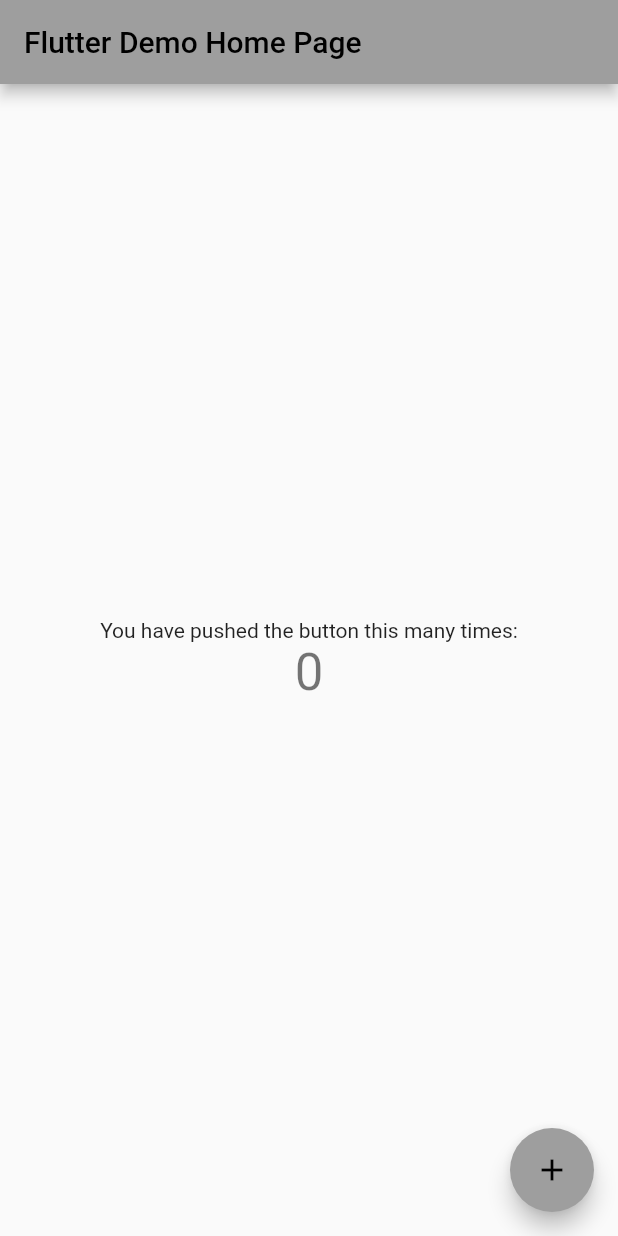
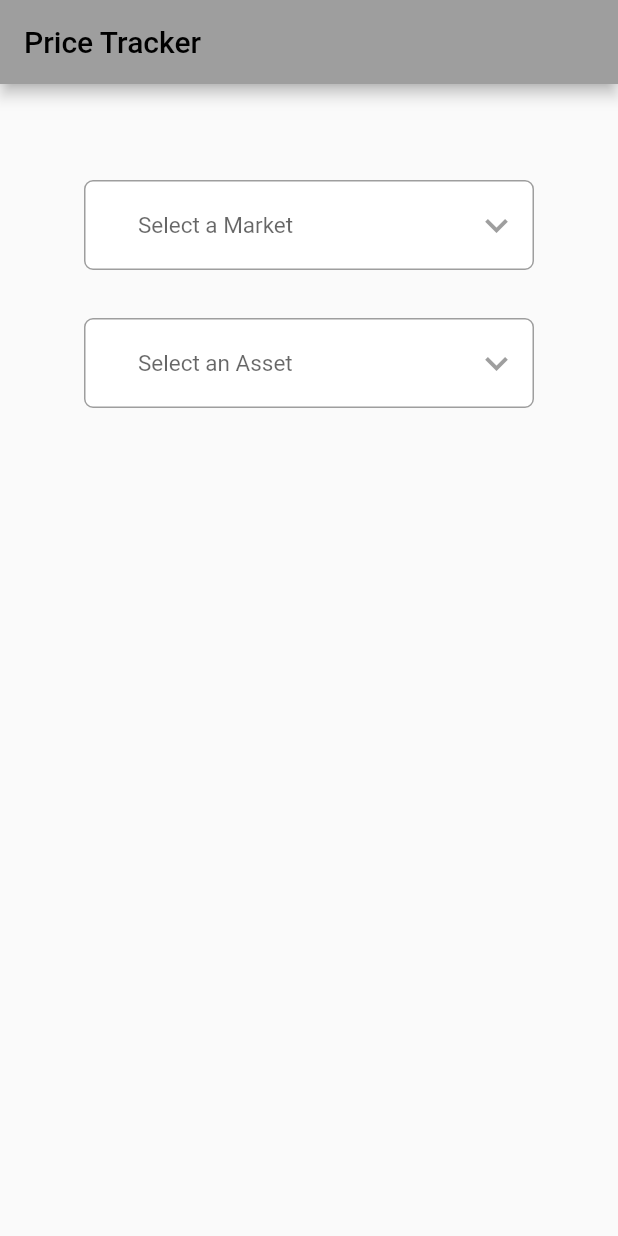
Before and after one commit to adolesamuel/deriv, a Flutter app: the screen it shows after launch, on a phone screen of 412 x 824 dp. Run offline on Flutter 3.47's test engine with Material 2 defaults, Android fonts, the phone set to English and light mode, and no system bars; our stand-ins replace dropdown_button2.

Commit message:
basic u.i design done

```diff
--- /dev/null
+++ b/lib/features/common/dropdown.dart
@@ -0,0 +1,104 @@
+import 'package:dropdown_button2/dropdown_button2.dart';
+import 'package:flutter/material.dart';
+
+class AppDropdown<T> extends StatefulWidget {
+  final T? activeValue;
+  final List<T> items;
+  final String? hintText;
+  final Function(T? value)? onChanged;
+  final Function(T?)? onSaved;
+  final Widget? suffixIcon;
+  final Color? borderColor;
+  final BorderRadius? borderRadius;
+  final Color? iconColor;
+  final Color? textColor;
+  final Widget Function(T)? contentBuilder;
+  const AppDropdown({
+    super.key,
+    required this.items,
+    this.hintText,
+    this.onChanged,
+    this.onSaved,
+    this.suffixIcon,
+    this.borderColor,
+    this.iconColor,
+    this.textColor,
+    this.borderRadius,
+    this.contentBuilder,
+    this.activeValue,
+  });
+
+  @override
+  State<AppDropdown<T>> createState() => _AppDropdownState<T>();
+}
+
+class _AppDropdownState<T> extends State<AppDropdown<T>> {
+  @override
+  Widget build(BuildContext context) {
+    return DropdownButtonFormField2<T>(
+      key: widget.key,
+      value: widget.activeValue,
+      decoration: InputDecoration(
+        //Add isDense true and zero Padding.
+        //Add Horizontal padding using buttonPadding and Vertical padding by increasing buttonHeight instead of add Padding here so that The whole TextField Button become clickable, and also the dropdown menu open under The whole TextField Button.
+        isDense: true,
+        suffixIcon: widget.suffixIcon,
+        contentPadding: EdgeInsets.zero,
+        border: OutlineInputBorder(
+          borderRadius: widget.borderRadius ?? BorderRadius.circular(6.0),
+          borderSide: BorderSide(color: widget.borderColor ?? Colors.grey),
+        ),
+        enabledBorder: OutlineInputBorder(
+          borderRadius: widget.borderRadius ?? BorderRadius.circular(6.0),
+          borderSide: BorderSide(color: widget.borderColor ?? Colors.grey),
+        ),
+
+        //Add more decoration as you want here
+        //Add label If you want but add hint outside the decoration to be aligned in the button perfectly.
+        fillColor: Colors.white,
+        filled: true,
+      ),
+      isExpanded: true,
+      hint: Text(
+        widget.hintText ?? '',
+        style: const TextStyle(
+          fontSize: 15.0,
+          fontWeight: FontWeight.w400,
+        ),
+      ),
+      icon: Icon(
+        Icons.expand_more,
+        color: widget.iconColor ?? Colors.grey,
+      ),
+      iconSize: 30,
+      buttonHeight: 60,
+      buttonPadding: const EdgeInsets.only(left: 20, right: 10),
+      dropdownDecoration: BoxDecoration(
+        borderRadius: BorderRadius.circular(6),
+      ),
+      items: widget.items
+          .map((item) => DropdownMenuItem<T>(
+                value: item,
+                child: widget.contentBuilder != null
+                    ? widget.contentBuilder!(item)
+                    : Text(item.toString(),
+                        style: TextStyle(
+                          color: widget.textColor,
+                        )),
+              ))
+          .toList(),
+      validator: (value) {
+        if (value == null) {
+          // return 'Please select $item';
+        }
+        return null;
+      },
+      onChanged: (T? value) {
+        widget.onChanged!(value);
+      },
+      onSaved: (T? value) {
+        widget.onSaved!(value);
+      },
+    );
+  }
+}
--- /dev/null
+++ b/lib/features/price_tracker/app/page/price_tracker.dart
@@ -0,0 +1,38 @@
+import 'package:deriv/features/common/dropdown.dart';
+import 'package:flutter/material.dart';
+
+class PriceTrackerPage extends StatefulWidget {
+  const PriceTrackerPage({super.key});
+
+  @override
+  State<PriceTrackerPage> createState() => _PriceTrackerPageState();
+}
+
+class _PriceTrackerPageState extends State<PriceTrackerPage> {
+//on initstate
+//load list of assets
+//use list of assets to load
+//price.
+
+  @override
+  Widget build(BuildContext context) {
+    return Container(
+      padding: const EdgeInsets.symmetric(horizontal: 16.0, vertical: 64.0),
+      child: Center(
+        child: Column(
+          children: const [
+            SizedBox(
+                width: 300,
+                child: AppDropdown(hintText: 'Select a Market', items: [])),
+            SizedBox(
+              height: 32.0,
+            ),
+            SizedBox(
+                width: 300,
+                child: AppDropdown(hintText: 'Select an Asset', items: [])),
+          ],
+        ),
+      ),
+    );
+  }
+}
--- a/lib/main.dart
+++ b/lib/main.dart
@@ -1,3 +1,4 @@
+import 'package:deriv/features/price_tracker/app/page/price_tracker.dart';
 import 'package:flutter/material.dart';
 
 void main() {
@@ -7,30 +8,20 @@ void main() {
 class MyApp extends StatelessWidget {
   const MyApp({super.key});
 
-  // This widget is the root of your application.
   @override
   Widget build(BuildContext context) {
     return MaterialApp(
-      title: 'Flutter Demo',
+      title: 'Deriv Demo',
       theme: ThemeData(
         primarySwatch: Colors.grey,
       ),
-      home: const MyHomePage(title: 'Flutter Demo Home Page'),
+      home: const MyHomePage(title: 'Price Tracker'),
     );
   }
 }
 
 class MyHomePage extends StatefulWidget {
   const MyHomePage({super.key, required this.title});
-
-  // This widget is the home page of your application. It is stateful, meaning
-  // that it has a State object (defined below) that contains fields that affect
-  // how it looks.
-
-  // This class is the configuration for the state. It holds the values (in this
-  // case the title) provided by the parent (in this case the App widget) and
-  // used by the build method of the State. Fields in a Widget subclass are
-  // always marked "final".
 
   final String title;
 
@@ -39,68 +30,13 @@ class MyHomePage extends StatefulWidget {
 }
 
 class _MyHomePageState extends State<MyHomePage> {
-  int _counter = 0;
-
-  void _incrementCounter() {
-    setState(() {
-      // This call to setState tells the Flutter framework that something has
-      // changed in this State, which causes it to rerun the build method below
-      // so that the display can reflect the updated values. If we changed
-      // _counter without calling setState(), then the build method would not be
-      // called again, and so nothing would appear to happen.
-      _counter++;
-    });
-  }
-
   @override
   Widget build(BuildContext context) {
-    // This method is rerun every time setState is called, for instance as done
-    // by the _incrementCounter method above.
-    //
-    // The Flutter framework has been optimized to make rerunning build methods
-    // fast, so that you can just rebuild anything that needs updating rather
-    // than having to individually change instances of widgets.
     return Scaffold(
       appBar: AppBar(
-        // Here we take the value from the MyHomePage object that was created by
-        // the App.build method, and use it to set our appbar title.
         title: Text(widget.title),
       ),
-      body: Center(
-        // Center is a layout widget. It takes a single child and positions it
-        // in the middle of the parent.
-        child: Column(
-          // Column is also a layout widget. It takes a list of children and
-          // arranges them vertically. By default, it sizes itself to fit its
-          // children horizontally, and tries to be as tall as its parent.
-          //
-          // Invoke "debug painting" (press "p" in the console, choose the
-          // "Toggle Debug Paint" action from the Flutter Inspector in Android
-          // Studio, or the "Toggle Debug Paint" command in Visual Studio Code)
-          // to see the wireframe for each widget.
-          //
-          // Column has various properties to control how it sizes itself and
-          // how it positions its children. Here we use mainAxisAlignment to
-          // center the children vertically; the main axis here is the vertical
-          // axis because Columns are vertical (the cross axis would be
-          // horizontal).
-          mainAxisAlignment: MainAxisAlignment.center,
-          children: <Widget>[
-            const Text(
-              'You have pushed the button this many times:',
-            ),
-            Text(
-              '$_counter',
-              style: Theme.of(context).textTheme.headline4,
-            ),
-          ],
-        ),
-      ),
-      floatingActionButton: FloatingActionButton(
-        onPressed: _incrementCounter,
-        tooltip: 'Increment',
-        child: const Icon(Icons.add),
-      ), // This trailing comma makes auto-formatting nicer for build methods.
+      body: const PriceTrackerPage(),
     );
   }
 }
--- a/pubspec.yaml
+++ b/pubspec.yaml
@@ -31,6 +31,8 @@ environment:
 dependencies:
   flutter:
     sdk: flutter
+  dropdown_button2: ^1.8.5
+
 
 
   # The following adds the Cupertino Icons font to your application.
```
Also changed, not shown: pubspec.lock.
